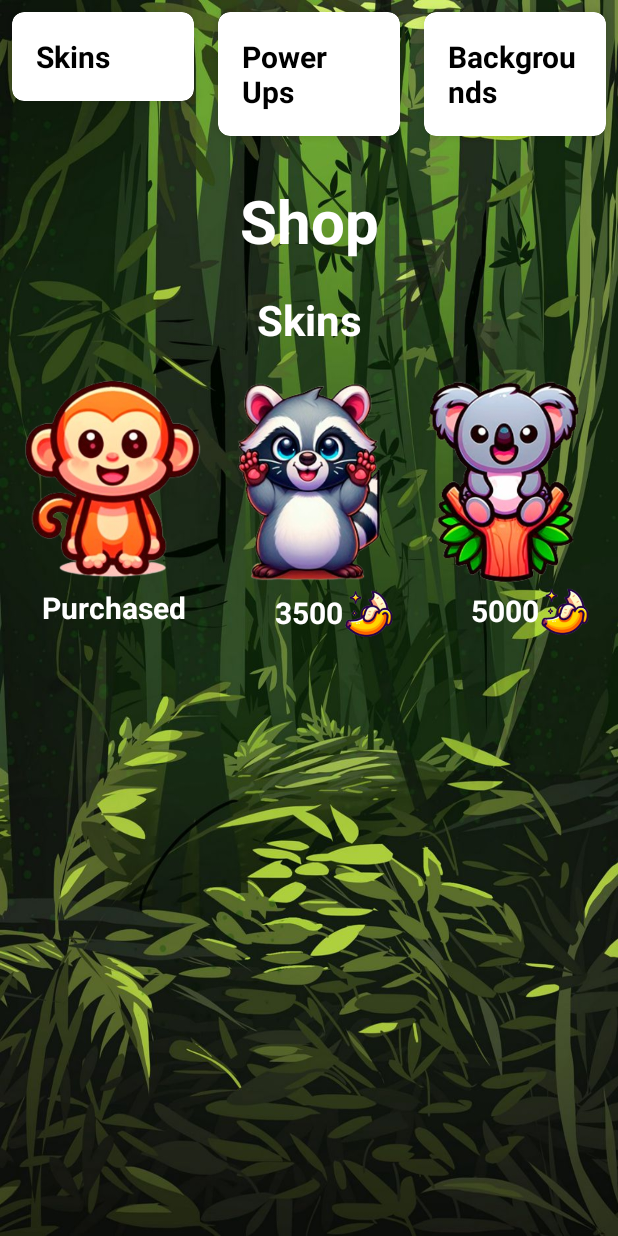
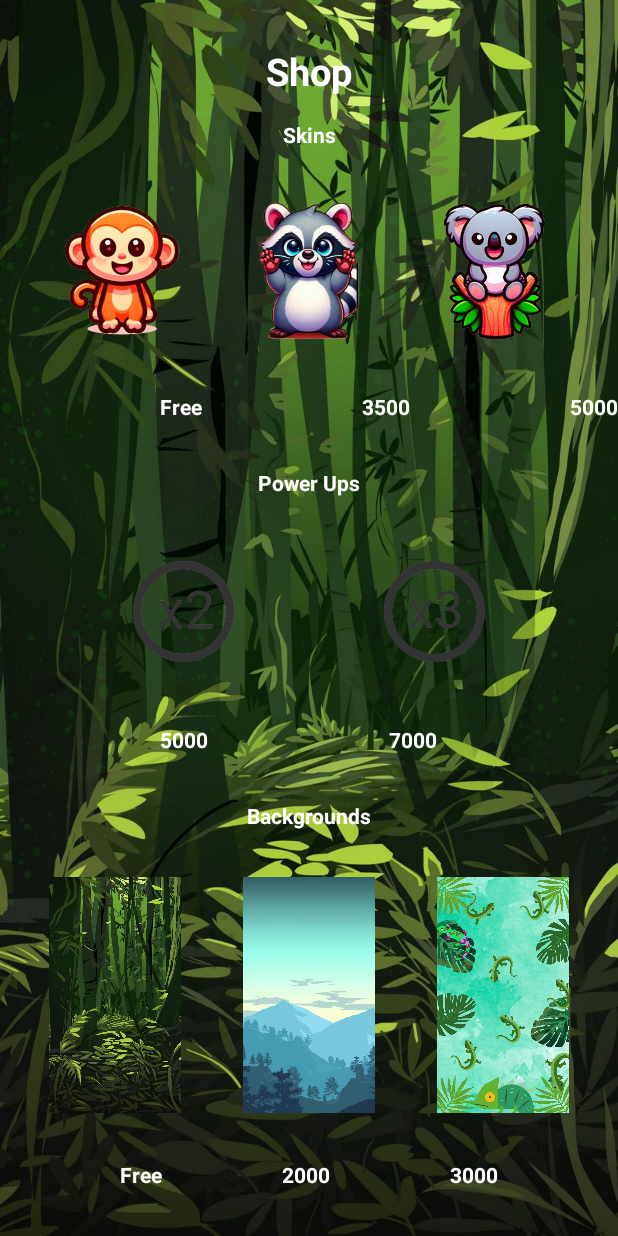
Before and after one commit to victxrsc/TFG, an Android app built with Jetpack Compose: the layout activity_shop.xml on its own in the app's theme, with its tools: preview values and no code run, on a phone screen of 412 x 824 dp. Run offline under Robolectric (Android 15) with nearby library versions, the phone set to English and light mode, and no system bars.

Commit message:
Shop layout (tvRaccoon problem)

```diff
--- a/app/src/main/java/com/example/tfg/gameplay/ClickerActivity.kt
+++ b/app/src/main/java/com/example/tfg/gameplay/ClickerActivity.kt
@@ -12,6 +12,7 @@ import androidx.activity.ComponentActivity
 import android.os.Handler
 import com.example.tfg.R
 import com.example.tfg.config.OptionsActivity
+import com.example.tfg.shop.ShopActivity
 import com.google.firebase.auth.FirebaseAuth
 import com.google.firebase.firestore.FieldValue
 import com.google.firebase.firestore.FirebaseFirestore
--- a/app/src/main/java/com/example/tfg/gameplay/ShopActivity.kt
+++ /dev/null
@@ -1,81 +0,0 @@
-package com.example.tfg.gameplay
-
-import android.os.Bundle
-import androidx.activity.enableEdgeToEdge
-import androidx.appcompat.app.AppCompatActivity
-import androidx.cardview.widget.CardView
-import com.example.tfg.R
-import android.widget.TextView
-import android.widget.ImageView
-import androidx.constraintlayout.widget.ConstraintLayout
-
-class ShopActivity : AppCompatActivity() {
-    private lateinit var cvSkins: CardView
-    private lateinit var cvPowerUps: CardView
-    private lateinit var cvBackgrounds: CardView
-
-    private lateinit var tvShop: TextView
-    private lateinit var tvSkins: TextView
-    private lateinit var ivMonkey: ImageView
-    private lateinit var ivRaccoon: ImageView
-    private lateinit var ivKoala: ImageView
-    private lateinit var tvMonkey: TextView
-    private lateinit var tvRaccoon: TextView
-    private lateinit var tvKoala: TextView
-    private lateinit var ivCoinRaccoon: ImageView
-    private lateinit var ivCoinKoala: ImageView
-
-    override fun onCreate(savedInstanceState: Bundle?) {
-        super.onCreate(savedInstanceState)
-        enableEdgeToEdge()
-        setContentView(R.layout.activity_shop)
-
-        cvSkins = findViewById(R.id.cvSkins)
-        cvPowerUps = findViewById(R.id.cvPowerUps)
-        cvBackgrounds = findViewById(R.id.cvBackgrounds)
-
-        tvShop = findViewById(R.id.tvShop)
-        tvSkins = findViewById(R.id.tvSkins)
-        ivMonkey = findViewById(R.id.ivMonkey)
-        ivRaccoon = findViewById(R.id.ivRaccoon)
-        ivKoala = findViewById(R.id.ivKoala)
-        tvMonkey = findViewById(R.id.tvMonkey)
-        tvRaccoon = findViewById(R.id.tvRaccoon)
-        tvKoala = findViewById(R.id.tvKoala)
-        ivCoinRaccoon = findViewById(R.id.ivCoinRaccoon)
-        ivCoinKoala = findViewById(R.id.ivCoinKoala)
-
-        cvSkins.setOnClickListener { showSkinsSection() }
-        cvPowerUps.setOnClickListener { showPowerUpsSection() }
-        cvBackgrounds.setOnClickListener { showBackgroundsSection() }
-
-        showSkinsSection()
-    }
-
-    private fun showSkinsSection() {
-        tvShop.text = "Skins"
-        setViewsVisibility(visibility = ConstraintLayout.VISIBLE)
-    }
-
-    private fun showPowerUpsSection() {
-        tvShop.text = "Power Ups"
-        setViewsVisibility(visibility = ConstraintLayout.GONE)
-    }
-
-    private fun showBackgroundsSection() {
-        tvShop.text = "Backgrounds"
-        setViewsVisibility(visibility = ConstraintLayout.GONE)
-    }
-
-    private fun setViewsVisibility(visibility: Int) {
-        tvSkins.visibility = visibility
-        ivMonkey.visibility = visibility
-        ivRaccoon.visibility = visibility
-        ivKoala.visibility = visibility
-        tvMonkey.visibility = visibility
-        tvRaccoon.visibility = visibility
-        tvKoala.visibility = visibility
-        ivCoinRaccoon.visibility = visibility
-        ivCoinKoala.visibility = visibility
-    }
-}
--- /dev/null
+++ b/app/src/main/java/com/example/tfg/shop/ShopActivity.kt
@@ -0,0 +1,7 @@
+package com.example.tfg.shop
+
+import androidx.appcompat.app.AppCompatActivity
+
+class ShopActivity : AppCompatActivity() {
+
+}
--- a/app/src/main/res/layout/activity_shop.xml
+++ b/app/src/main/res/layout/activity_shop.xml
@@ -5,84 +5,20 @@
     android:id="@+id/main"
     android:layout_width="match_parent"
     android:layout_height="match_parent"
-    tools:context=".gameplay.ShopActivity"
-    android:background="@drawable/jungle2_background">
+    android:background="@drawable/jungle2_background"
+    tools:context=".shop.ShopActivity">
 
-        <androidx.cardview.widget.CardView
-            android:id="@+id/cvSkins"
-            android:layout_width="0dp"
-            android:layout_height="wrap_content"
-            android:layout_margin="8dp"
-            app:cardCornerRadius="8dp"
-            app:cardElevation="4dp"
-            app:layout_constraintEnd_toStartOf="@+id/cvPowerUps"
-            app:layout_constraintHorizontal_bias="0.5"
-            app:layout_constraintStart_toStartOf="parent"
-            app:layout_constraintTop_toTopOf="parent">
 
-                <TextView
-                    android:layout_width="wrap_content"
-                    android:layout_height="wrap_content"
-                    android:layout_margin="16dp"
-                    android:text="Skins"
-                    android:textColor="@color/black"
-                    android:textSize="20sp"
-                    android:textStyle="bold"/>
-        </androidx.cardview.widget.CardView>
-
-        <androidx.cardview.widget.CardView
-            android:id="@+id/cvPowerUps"
-            android:layout_width="0dp"
-            android:layout_height="wrap_content"
-            android:layout_margin="8dp"
-            app:cardCornerRadius="8dp"
-            app:cardElevation="4dp"
-            app:layout_constraintEnd_toStartOf="@+id/cvBackgrounds"
-            app:layout_constraintStart_toEndOf="@+id/cvSkins"
-            app:layout_constraintTop_toTopOf="parent">
-
-                <TextView
-                    android:layout_width="wrap_content"
-                    android:layout_height="wrap_content"
-                    android:layout_margin="16dp"
-                    android:text="Power Ups"
-                    android:textColor="@color/black"
-                    android:textSize="20sp"
-                    android:textStyle="bold"/>
-        </androidx.cardview.widget.CardView>
-
-        <androidx.cardview.widget.CardView
-            android:id="@+id/cvBackgrounds"
-            android:layout_width="0dp"
-            android:layout_height="wrap_content"
-            android:layout_margin="8dp"
-            app:cardCornerRadius="8dp"
-            app:cardElevation="4dp"
-            app:layout_constraintEnd_toEndOf="parent"
-            app:layout_constraintStart_toEndOf="@+id/cvPowerUps"
-            app:layout_constraintTop_toTopOf="parent">
-
-                <TextView
-                    android:layout_width="wrap_content"
-                    android:layout_height="wrap_content"
-                    android:layout_margin="16dp"
-                    android:text="Backgrounds"
-                    android:textColor="@color/black"
-                    android:textSize="20sp"
-                    android:textStyle="bold"/>
-        </androidx.cardview.widget.CardView>
-
-        <!-- Existing Skins layout here -->
     <TextView
         android:id="@+id/tvShop"
         android:layout_width="wrap_content"
         android:layout_height="wrap_content"
-            android:layout_marginTop="120dp"
+        android:layout_marginTop="30dp"
         android:text="Shop"
         android:textColor="@color/white"
-            android:textSize="40sp"
+        android:textSize="25dp"
         android:textStyle="bold"
-            app:layout_constraintBottom_toTopOf="@+id/tvSkins"
+        app:layout_constraintBottom_toTopOf="@id/tvSkins"
         app:layout_constraintEnd_toEndOf="parent"
         app:layout_constraintStart_toStartOf="parent"
         app:layout_constraintTop_toTopOf="parent" />
@@ -91,57 +27,57 @@
         android:id="@+id/tvSkins"
         android:layout_width="wrap_content"
         android:layout_height="wrap_content"
-            android:layout_marginTop="20dp"
+        android:layout_marginTop="15dp"
         android:text="Skins"
         android:textColor="@color/white"
-            android:textSize="28sp"
         android:textStyle="bold"
         app:layout_constraintEnd_toEndOf="parent"
         app:layout_constraintStart_toStartOf="parent"
-            app:layout_constraintTop_toBottomOf="@+id/tvShop" />
+        app:layout_constraintTop_toBottomOf="@id/tvShop"
+        tools:layout_editor_absoluteY="69dp" />
 
     <ImageView
         android:id="@+id/ivMonkey"
-            android:layout_width="128dp"
-            android:layout_height="144dp"
-            android:layout_marginTop="15dp"
+        android:layout_width="84dp"
+        android:layout_height="99dp"
         android:src="@drawable/monkey1a_shop_icon"
-            app:layout_constraintEnd_toStartOf="@+id/ivRaccoon"
+        app:layout_constraintBottom_toTopOf="@id/tvMonkey"
+        app:layout_constraintEnd_toStartOf="@id/ivRaccoon"
         app:layout_constraintStart_toStartOf="parent"
-            app:layout_constraintTop_toBottomOf="@+id/tvSkins" />
+        app:layout_constraintTop_toBottomOf="@id/tvSkins" />
 
     <ImageView
         android:id="@+id/ivRaccoon"
-            android:layout_width="109dp"
-            android:layout_height="147dp"
-            android:layout_marginTop="15dp"
+        android:layout_width="84dp"
+        android:layout_height="99dp"
         android:src="@drawable/raccoon1a_shop_icon"
-            app:layout_constraintEnd_toStartOf="@+id/ivKoala"
-            app:layout_constraintStart_toEndOf="@+id/ivMonkey"
-            app:layout_constraintTop_toBottomOf="@+id/tvSkins" />
+        app:layout_constraintBottom_toTopOf="@id/tvRaccoon"
+        app:layout_constraintEnd_toStartOf="@id/ivKoala"
+        app:layout_constraintStart_toEndOf="@id/ivMonkey"
+        app:layout_constraintTop_toBottomOf="@id/tvSkins" />
 
     <ImageView
         android:id="@+id/ivKoala"
-            android:layout_width="128dp"
-            android:layout_height="146dp"
-            android:layout_marginTop="15dp"
+        android:layout_width="84dp"
+        android:layout_height="99dp"
         android:src="@drawable/koala1a_shop_icon"
+        app:layout_constraintBottom_toTopOf="@id/tvKoala"
         app:layout_constraintEnd_toEndOf="parent"
-            app:layout_constraintStart_toEndOf="@+id/ivRaccoon"
-            app:layout_constraintTop_toBottomOf="@+id/tvSkins" />
+        app:layout_constraintStart_toEndOf="@id/ivRaccoon"
+        app:layout_constraintTop_toBottomOf="@id/tvSkins" />
+
 
     <TextView
         android:id="@+id/tvMonkey"
         android:layout_width="wrap_content"
         android:layout_height="wrap_content"
-            android:text="Purchased"
+        android:text="Free"
         android:textColor="@color/white"
-            android:textSize="20sp"
         android:textStyle="bold"
-            app:layout_constraintEnd_toEndOf="@+id/ivMonkey"
-            app:layout_constraintHorizontal_bias="0.5"
-            app:layout_constraintStart_toStartOf="@+id/ivMonkey"
-            app:layout_constraintTop_toBottomOf="@+id/ivMonkey" />
+        app:layout_constraintBottom_toTopOf="@id/tvPowerUps"
+        app:layout_constraintEnd_toStartOf="@id/tvRaccoon"
+        app:layout_constraintStart_toStartOf="parent"
+        app:layout_constraintTop_toBottomOf="@id/ivMonkey" />
 
     <TextView
         android:id="@+id/tvRaccoon"
@@ -149,12 +85,11 @@
         android:layout_height="wrap_content"
         android:text="3500"
         android:textColor="@color/white"
-            android:textSize="20sp"
         android:textStyle="bold"
-            app:layout_constraintEnd_toEndOf="@+id/ivRaccoon"
-            app:layout_constraintHorizontal_bias="0.5"
-            app:layout_constraintStart_toStartOf="@+id/ivRaccoon"
-            app:layout_constraintTop_toBottomOf="@+id/ivRaccoon" />
+        app:layout_constraintBottom_toTopOf="@id/tvPowerUps"
+        app:layout_constraintEnd_toStartOf="@id/tvKoala"
+        app:layout_constraintStart_toEndOf="@id/tvMonkey"
+        app:layout_constraintTop_toBottomOf="@id/ivRaccoon" />
 
     <TextView
         android:id="@+id/tvKoala"
@@ -162,31 +97,144 @@
         android:layout_height="wrap_content"
         android:text="5000"
         android:textColor="@color/white"
-            android:textSize="20sp"
         android:textStyle="bold"
-            app:layout_constraintEnd_toEndOf="@+id/ivKoala"
-            app:layout_constraintHorizontal_bias="0.5"
-            app:layout_constraintStart_toStartOf="@+id/ivKoala"
-            app:layout_constraintTop_toBottomOf="@+id/ivKoala" />
+        app:layout_constraintBottom_toTopOf="@id/tvPowerUps"
+        app:layout_constraintEnd_toEndOf="parent"
+        app:layout_constraintStart_toEndOf="tvRaccoon"
+        app:layout_constraintTop_toBottomOf="@id/ivKoala" />
+
+    <TextView
+        android:id="@+id/tvPowerUps"
+        android:layout_width="wrap_content"
+        android:layout_height="wrap_content"
+        android:text="Power Ups"
+        android:textColor="@color/white"
+        android:textStyle="bold"
+        app:layout_constraintBottom_toTopOf="@id/ivX2"
+        app:layout_constraintEnd_toEndOf="parent"
+        app:layout_constraintStart_toStartOf="parent"
+        app:layout_constraintTop_toBottomOf="@id/tvRaccoon" />
 
     <ImageView
-            android:id="@+id/ivCoinRaccoon"
-            android:layout_width="44dp"
-            android:layout_height="42dp"
-            android:src="@drawable/banana_points_icon"
-            app:layout_constraintStart_toEndOf="@+id/tvRaccoon"
-            app:layout_constraintTop_toTopOf="@+id/tvRaccoon"
-            app:layout_constraintBottom_toBottomOf="@+id/tvRaccoon"
-            android:layout_marginStart="-5dp" />
+        android:id="@+id/ivX2"
+        android:layout_width="90dp"
+        android:layout_height="90dp"
+        android:src="@drawable/x2_shop_icon"
+        app:layout_constraintBottom_toTopOf="@id/tvX2"
+        app:layout_constraintEnd_toStartOf="@id/ivX3"
+        app:layout_constraintStart_toStartOf="parent"
+        app:layout_constraintTop_toBottomOf="@id/tvPowerUps" />
 
     <ImageView
-            android:id="@+id/ivCoinKoala"
-            android:layout_width="44dp"
-            android:layout_height="42dp"
-            android:src="@drawable/banana_points_icon"
-            app:layout_constraintStart_toEndOf="@+id/tvKoala"
-            app:layout_constraintTop_toTopOf="@+id/tvKoala"
-            app:layout_constraintBottom_toBottomOf="@+id/tvKoala"
-            android:layout_marginStart="-5dp" />
+        android:id="@+id/ivX3"
+        android:layout_width="90dp"
+        android:layout_height="90dp"
+        android:src="@drawable/x3_shop_icon"
+        app:layout_constraintBottom_toTopOf="@id/tvX3"
+        app:layout_constraintEnd_toEndOf="parent"
+        app:layout_constraintStart_toEndOf="@id/ivX2"
+        app:layout_constraintTop_toBottomOf="@id/tvPowerUps" />
 
+    <TextView
+        android:id="@+id/tvX2"
+        android:layout_width="wrap_content"
+        android:layout_height="wrap_content"
+        android:text="5000"
+        android:textColor="@color/white"
+        android:textStyle="bold"
+        app:layout_constraintBottom_toTopOf="@id/tvBackgrounds"
+        app:layout_constraintEnd_toStartOf="@id/ivX3"
+        app:layout_constraintStart_toStartOf="parent"
+        app:layout_constraintTop_toBottomOf="@id/ivX2" />
+
+    <TextView
+        android:id="@+id/tvX3"
+        android:layout_width="wrap_content"
+        android:layout_height="wrap_content"
+        android:text="7000"
+        android:textColor="@color/white"
+        android:textStyle="bold"
+        app:layout_constraintBottom_toTopOf="@id/tvBackgrounds"
+        app:layout_constraintEnd_toEndOf="parent"
+        app:layout_constraintStart_toEndOf="@id/tvX2"
+        app:layout_constraintTop_toBottomOf="@id/ivX3" />
+
+    <TextView
+        android:id="@+id/tvBackgrounds"
+        android:layout_width="wrap_content"
+        android:layout_height="wrap_content"
+        android:text="Backgrounds"
+        android:textColor="@color/white"
+        android:textStyle="bold"
+        app:layout_constraintBottom_toTopOf="@id/ivBackground1"
+        app:layout_constraintEnd_toEndOf="parent"
+        app:layout_constraintStart_toStartOf="parent"
+        app:layout_constraintTop_toBottomOf="@id/tvX2" />
+
+    <ImageView
+        android:id="@+id/ivBackground1"
+        android:layout_width="105dp"
+        android:layout_height="157dp"
+        android:src="@drawable/jungle2_background"
+        app:layout_constraintBottom_toTopOf="@id/tvBackground1"
+        app:layout_constraintEnd_toStartOf="@id/ivBackground2"
+        app:layout_constraintStart_toStartOf="parent"
+        app:layout_constraintTop_toBottomOf="@id/tvBackgrounds" />
+
+    <ImageView
+        android:id="@+id/ivBackground2"
+        android:layout_width="105dp"
+        android:layout_height="157dp"
+        android:src="@drawable/forest_background"
+        app:layout_constraintBottom_toTopOf="@id/tvBackground3"
+        app:layout_constraintEnd_toStartOf="@id/ivBackground3"
+        app:layout_constraintStart_toEndOf="@id/ivBackground1"
+        app:layout_constraintTop_toBottomOf="@id/tvBackgrounds" />
+
+
+    <ImageView
+        android:id="@+id/ivBackground3"
+        android:layout_width="105dp"
+        android:layout_height="157dp"
+        android:src="@drawable/jungle_background"
+        app:layout_constraintBottom_toTopOf="@id/tvBackground3"
+        app:layout_constraintEnd_toEndOf="parent"
+        app:layout_constraintStart_toEndOf="@id/ivBackground2"
+        app:layout_constraintTop_toBottomOf="@id/tvBackgrounds" />
+
+    <TextView
+        android:id="@+id/tvBackground1"
+        android:layout_width="wrap_content"
+        android:layout_height="wrap_content"
+        android:text="Free"
+        android:textColor="@color/white"
+        android:textStyle="bold"
+        app:layout_constraintBottom_toBottomOf="parent"
+        app:layout_constraintEnd_toStartOf="@id/tvBackground2"
+        app:layout_constraintStart_toStartOf="parent"
+        app:layout_constraintTop_toBottomOf="@id/ivBackground1" />
+
+    <TextView
+        android:id="@+id/tvBackground2"
+        android:layout_width="wrap_content"
+        android:layout_height="wrap_content"
+        android:text="2000"
+        android:textColor="@color/white"
+        android:textStyle="bold"
+        app:layout_constraintBottom_toBottomOf="parent"
+        app:layout_constraintEnd_toStartOf="@id/tvBackground3"
+        app:layout_constraintStart_toEndOf="@id/tvBackground1"
+        app:layout_constraintTop_toBottomOf="@id/ivBackground2" />
+
+    <TextView
+        android:id="@+id/tvBackground3"
+        android:layout_width="wrap_content"
+        android:layout_height="wrap_content"
+        android:text="3000"
+        android:textColor="@color/white"
+        android:textStyle="bold"
+        app:layout_constraintBottom_toBottomOf="parent"
+        app:layout_constraintEnd_toEndOf="parent"
+        app:layout_constraintStart_toEndOf="@id/tvBackground2"
+        app:layout_constraintTop_toBottomOf="@id/ivBackground3" />
 </androidx.constraintlayout.widget.ConstraintLayout>
```
Also changed, not shown: app/src/main/AndroidManifest.xml (+4 -10 lines), app/src/main/res/drawable/x2_shop_icon.png (added), app/src/main/res/drawable/x3_shop_icon.png (added). Lines whose indentation alone changed are shown as unchanged.
